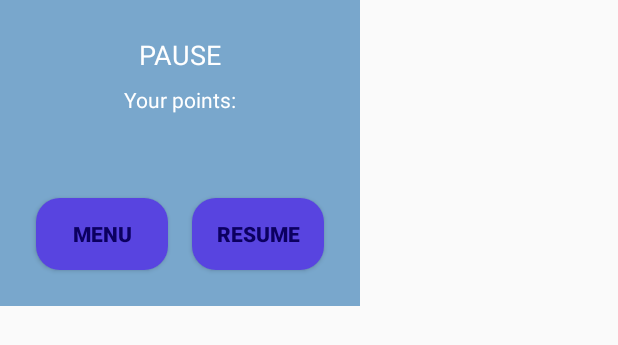
After one commit to martkans/android-canvas-game, an Android app: the layout popup_pause.xml on its own in the app's theme, with its tools: preview values and no code run, on a phone screen of 412 x 824 dp. The commit adds this screen. Shown: the top 345 px of the screen. Run offline under Robolectric (Android 15) with nearby library versions, the phone set to English and light mode, and no system bars.

Commit message:
[master-feat] add pause popup

```diff
--- a/app/src/main/java/com/martkans/game/GameActivity.kt
+++ b/app/src/main/java/com/martkans/game/GameActivity.kt
@@ -7,7 +7,12 @@ import android.hardware.SensorEventListener
 import android.hardware.SensorManager
 import android.os.Bundle
 import android.util.DisplayMetrics
+import android.view.Gravity
+import android.view.LayoutInflater
 import android.view.View
+import android.widget.Button
+import android.widget.LinearLayout
+import android.widget.PopupWindow
 import androidx.appcompat.app.AppCompatActivity
 import androidx.dynamicanimation.animation.DynamicAnimation
 import androidx.dynamicanimation.animation.SpringAnimation
@@ -26,6 +31,7 @@ class GameActivity : AppCompatActivity(), SensorEventListener {
     private var heightScreen = 0f
     private lateinit var sensorManager: SensorManager
     private lateinit var animationNyanCat: SpringAnimation
+    private lateinit var popupWindow: PopupWindow
 
     override fun onCreate(savedInstanceState: Bundle?) {
         super.onCreate(savedInstanceState)
@@ -47,7 +53,6 @@ class GameActivity : AppCompatActivity(), SensorEventListener {
             findViewById<View>(R.id.catIV),
             DynamicAnimation.TRANSLATION_Y, currentY
         )
-
     }
 
     private fun registerSensors() {
@@ -104,4 +109,35 @@ class GameActivity : AppCompatActivity(), SensorEventListener {
             }
         }
     }
+
+    override fun onBackPressed() {
+        handlePausePopup()
+    }
+
+
+    private fun handlePausePopup() {
+        sensorManager.unregisterListener(this)
+
+        val inflater = getSystemService(Context.LAYOUT_INFLATER_SERVICE) as LayoutInflater
+        val popupView = inflater.inflate(R.layout.popup_pause, null)
+
+        val width = LinearLayout.LayoutParams.WRAP_CONTENT
+        val height = LinearLayout.LayoutParams.WRAP_CONTENT
+
+        popupWindow = PopupWindow(popupView, width, height, true)
+
+        val resumeBtn = popupView.findViewById<Button>(R.id.resumeBTN)
+        val menuBtn = popupView.findViewById<Button>(R.id.menuBTN)
+
+        resumeBtn.setOnClickListener {
+            registerSensors()
+            popupWindow.dismiss()
+        }
+
+        menuBtn.setOnClickListener {
+            super.onBackPressed()
+        }
+
+        popupWindow.showAtLocation(findViewById(R.id.mainCL), Gravity.CENTER, 0, 0)
+    }
 }
--- /dev/null
+++ b/app/src/main/res/layout/popup_pause.xml
@@ -0,0 +1,50 @@
+<?xml version="1.0" encoding="utf-8"?>
+<androidx.constraintlayout.widget.ConstraintLayout xmlns:android="http://schemas.android.com/apk/res/android"
+                                                   xmlns:app="http://schemas.android.com/apk/res-auto"
+                                                   android:layout_width="wrap_content"
+                                                   android:layout_height="wrap_content" android:id="@+id/popupPauseCL"
+                                                   android:background="@color/gm_popup_bg">
+
+    <TextView
+            android:text="PAUSE"
+            android:layout_width="wrap_content"
+            android:layout_height="wrap_content"
+            android:id="@+id/pauseTV" app:layout_constraintStart_toStartOf="parent" android:layout_marginStart="8dp"
+            app:layout_constraintEnd_toEndOf="parent" android:layout_marginEnd="8dp"
+            app:layout_constraintTop_toTopOf="parent" android:layout_marginTop="24dp" android:textSize="18sp"
+            android:textColor="@android:color/white"/>
+    <TextView
+            android:text="Your points:"
+            android:layout_width="wrap_content"
+            android:layout_height="wrap_content"
+            android:id="@+id/pointsLabelTV"
+            app:layout_constraintTop_toBottomOf="@+id/pauseTV" app:layout_constraintStart_toStartOf="parent"
+            android:layout_marginStart="8dp" app:layout_constraintEnd_toEndOf="parent" android:layout_marginEnd="8dp"
+            android:layout_marginTop="8dp" android:textColor="@android:color/white"/>
+    <TextView
+            android:layout_width="wrap_content"
+            android:layout_height="24dp"
+            android:id="@+id/pointsPauseTV"
+            app:layout_constraintTop_toBottomOf="@+id/pointsLabelTV" app:layout_constraintEnd_toEndOf="parent"
+            android:layout_marginEnd="8dp" app:layout_constraintStart_toStartOf="parent"
+            android:layout_marginStart="8dp" android:layout_marginTop="8dp" android:textColor="@android:color/white"/>
+    <Button
+            android:text="MENU"
+            android:layout_width="wrap_content"
+            android:layout_height="wrap_content"
+            android:id="@+id/menuBTN" app:layout_constraintStart_toStartOf="parent" android:layout_marginStart="24dp"
+            app:layout_constraintTop_toBottomOf="@+id/pointsPauseTV" android:layout_marginBottom="24dp"
+            app:layout_constraintBottom_toBottomOf="parent" android:layout_marginTop="24dp"
+            android:background="@drawable/rounded_btn" android:textColor="@color/gm_menu_font_color"
+            android:textStyle="bold"/>
+    <Button
+            android:text="RESUME"
+            android:layout_width="wrap_content"
+            android:layout_height="wrap_content"
+            android:id="@+id/resumeBTN" app:layout_constraintStart_toEndOf="@+id/menuBTN"
+            android:layout_marginStart="16dp" app:layout_constraintEnd_toEndOf="parent" android:layout_marginEnd="24dp"
+            android:layout_marginBottom="24dp" app:layout_constraintBottom_toBottomOf="parent"
+            app:layout_constraintTop_toBottomOf="@+id/pointsPauseTV" android:layout_marginTop="24dp"
+            android:background="@drawable/rounded_btn" android:textColor="@color/gm_menu_font_color"
+            android:textStyle="bold"/>
+</androidx.constraintlayout.widget.ConstraintLayout>
--- a/app/src/main/res/values/colors.xml
+++ b/app/src/main/res/values/colors.xml
@@ -7,4 +7,5 @@
     <color name="black_overlay">#66000000</color>
     <color name="gm_menu_font_color">#0C0060</color>
     <color name="gm_bg_button_color">#5844E0</color>
+    <color name="gm_popup_bg">#79A7CC</color>
 </resources>
```
